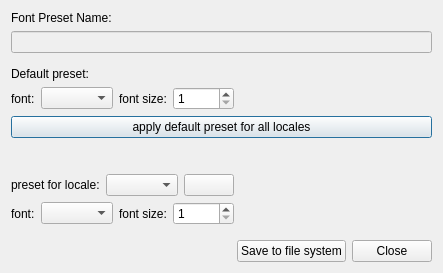
Old version of the form Tools/QuickEd/UI/DialogConfigurePreset.ui in the repository reven86/dava.engine.
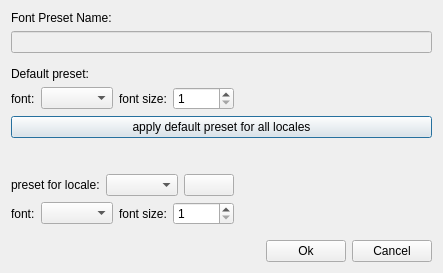
New version of the form.

The edit to the form file:
```diff
--- a/Tools/QuickEd/UI/DialogConfigurePreset.ui
+++ b/Tools/QuickEd/UI/DialogConfigurePreset.ui
@@ -236,14 +236,14 @@
      <item>
       <widget class="QPushButton" name="pushButton_save">
        <property name="text">
-        <string>Save to file system</string>
+        <string>Ok</string>
        </property>
       </widget>
      </item>
      <item>
       <widget class="QPushButton" name="pushButton_cancel">
        <property name="text">
-        <string>Close</string>
+        <string>Cancel</string>
        </property>
       </widget>
      </item>
```
Left out of the diff: 2 changed lines with no effect on the pictures.
